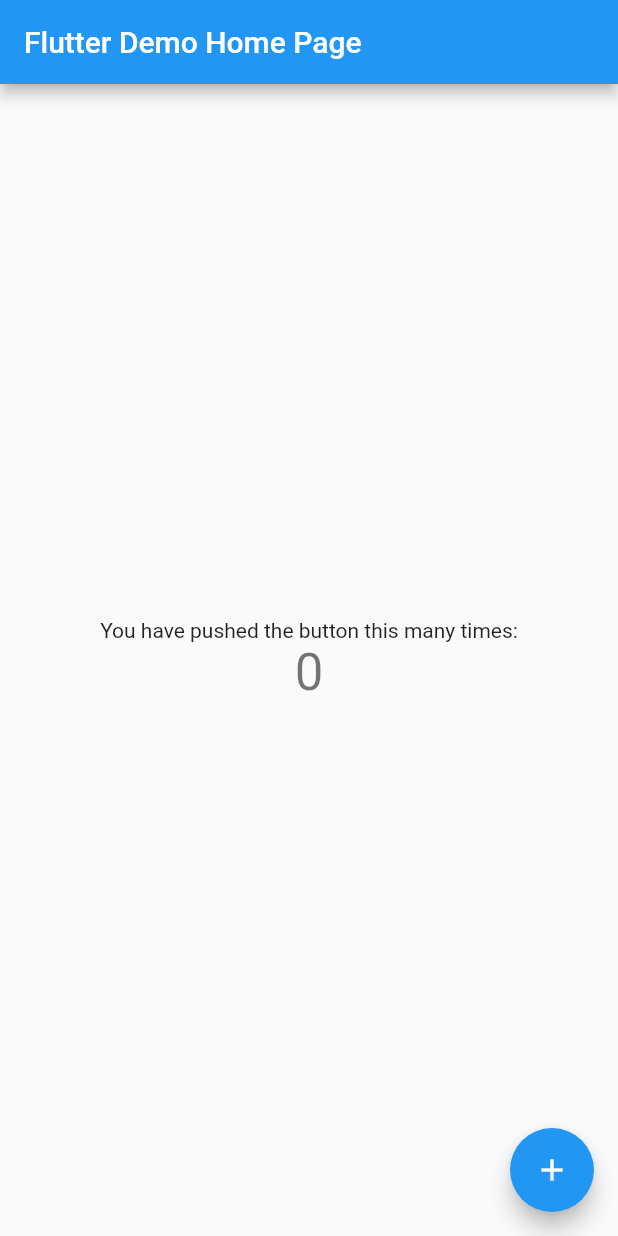
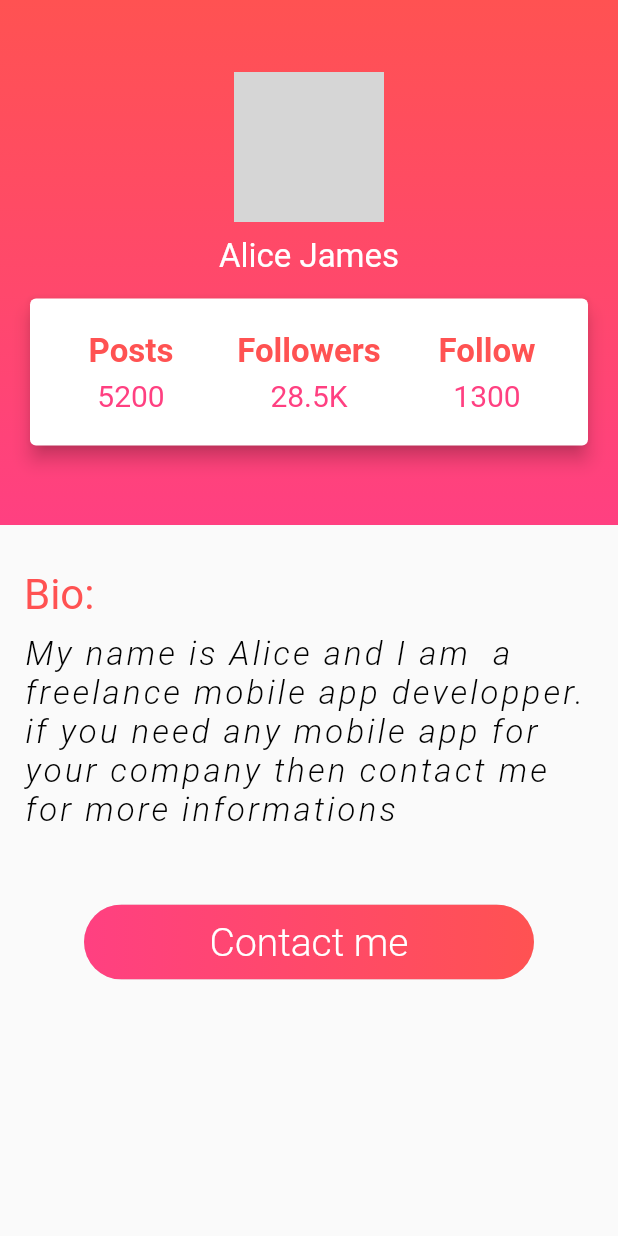
Before and after one commit to aaron-davidge/DeliveryApplication, a Flutter app: the screen it shows after launch, on a phone screen of 412 x 824 dp. Run offline on Flutter 3.47's test engine with Material 2 defaults, Android fonts, the phone set to English and light mode, and no system bars; network calls fail; grey boxes are pictures that could not be loaded.

Commit message:
Project Requierments

```diff
--- a/Code/DeliveryApplication/lib/main.dart
+++ b/Code/DeliveryApplication/lib/main.dart
@@ -1,117 +1,207 @@
 import 'package:flutter/material.dart';
 
-void main() {
-  runApp(MyApp());
-}
+void main() => runApp(MaterialApp(
+      home: ProfileApp(),
+    ));
 
-class MyApp extends StatelessWidget {
-  // This widget is the root of your application.
+class ProfileApp extends StatelessWidget {
   @override
   Widget build(BuildContext context) {
-    return MaterialApp(
-      title: 'Flutter Demo',
-      theme: ThemeData(
-        // This is the theme of your application.
-        //
-        // Try running your application with "flutter run". You'll see the
-        // application has a blue toolbar. Then, without quitting the app, try
-        // changing the primarySwatch below to Colors.green and then invoke
-        // "hot reload" (press "r" in the console where you ran "flutter run",
-        // or simply save your changes to "hot reload" in a Flutter IDE).
-        // Notice that the counter didn't reset back to zero; the application
-        // is not restarted.
-        primarySwatch: Colors.blue,
-        // This makes the visual density adapt to the platform that you run
-        // the app on. For desktop platforms, the controls will be smaller and
-        // closer together (more dense) than on mobile platforms.
-        visualDensity: VisualDensity.adaptivePlatformDensity,
-      ),
-      home: MyHomePage(title: 'Flutter Demo Home Page'),
-    );
-  }
-}
-
-class MyHomePage extends StatefulWidget {
-  MyHomePage({Key key, this.title}) : super(key: key);
-
-  // This widget is the home page of your application. It is stateful, meaning
-  // that it has a State object (defined below) that contains fields that affect
-  // how it looks.
-
-  // This class is the configuration for the state. It holds the values (in this
-  // case the title) provided by the parent (in this case the App widget) and
-  // used by the build method of the State. Fields in a Widget subclass are
-  // always marked "final".
-
-  final String title;
-
-  @override
-  _MyHomePageState createState() => _MyHomePageState();
-}
-
-class _MyHomePageState extends State<MyHomePage> {
-  int _counter = 0;
-
-  void _incrementCounter() {
-    setState(() {
-      // This call to setState tells the Flutter framework that something has
-      // changed in this State, which causes it to rerun the build method below
-      // so that the display can reflect the updated values. If we changed
-      // _counter without calling setState(), then the build method would not be
-      // called again, and so nothing would appear to happen.
-      _counter++;
-    });
-  }
-
-  @override
-  Widget build(BuildContext context) {
-    // This method is rerun every time setState is called, for instance as done
-    // by the _incrementCounter method above.
-    //
-    // The Flutter framework has been optimized to make rerunning build methods
-    // fast, so that you can just rebuild anything that needs updating rather
-    // than having to individually change instances of widgets.
     return Scaffold(
-      appBar: AppBar(
-        // Here we take the value from the MyHomePage object that was created by
-        // the App.build method, and use it to set our appbar title.
-        title: Text(widget.title),
-      ),
-      body: Center(
-        // Center is a layout widget. It takes a single child and positions it
-        // in the middle of the parent.
+      body: Column(
+        children: <Widget>[
+          Container(
+              decoration: BoxDecoration(
+                  gradient: LinearGradient(
+                      begin: Alignment.topCenter,
+                      end: Alignment.bottomCenter,
+                      colors: [Colors.redAccent, Colors.pinkAccent])),
+              child: Container(
+                width: double.infinity,
+                height: 350.0,
+                child: Center(
                   child: Column(
-          // Column is also a layout widget. It takes a list of children and
-          // arranges them vertically. By default, it sizes itself to fit its
-          // children horizontally, and tries to be as tall as its parent.
-          //
-          // Invoke "debug painting" (press "p" in the console, choose the
-          // "Toggle Debug Paint" action from the Flutter Inspector in Android
-          // Studio, or the "Toggle Debug Paint" command in Visual Studio Code)
-          // to see the wireframe for each widget.
-          //
-          // Column has various properties to control how it sizes itself and
-          // how it positions its children. Here we use mainAxisAlignment to
-          // center the children vertically; the main axis here is the vertical
-          // axis because Columns are vertical (the cross axis would be
-          // horizontal).
+                    crossAxisAlignment: CrossAxisAlignment.center,
                     mainAxisAlignment: MainAxisAlignment.center,
                     children: <Widget>[
-            Text(
-              'You have pushed the button this many times:',
+                      CircleAvatar(
+                        backgroundImage: NetworkImage(
+                          "https://www.rd.com/wp-content/uploads/2017/09/01-shutterstock_476340928-Irina-Bg.jpg",
+                        ),
+                        radius: 50.0,
+                      ),
+                      SizedBox(
+                        height: 10.0,
                       ),
                       Text(
-              '$_counter',
-              style: Theme.of(context).textTheme.headline4,
+                        "Alice James",
+                        style: TextStyle(
+                          fontSize: 22.0,
+                          color: Colors.white,
+                        ),
+                      ),
+                      SizedBox(
+                        height: 10.0,
+                      ),
+                      Card(
+                        margin: EdgeInsets.symmetric(
+                            horizontal: 20.0, vertical: 5.0),
+                        clipBehavior: Clip.antiAlias,
+                        color: Colors.white,
+                        elevation: 5.0,
+                        child: Padding(
+                          padding: const EdgeInsets.symmetric(
+                              horizontal: 8.0, vertical: 22.0),
+                          child: Row(
+                            children: <Widget>[
+                              Expanded(
+                                child: Column(
+                                  children: <Widget>[
+                                    Text(
+                                      "Posts",
+                                      style: TextStyle(
+                                        color: Colors.redAccent,
+                                        fontSize: 22.0,
+                                        fontWeight: FontWeight.bold,
+                                      ),
+                                    ),
+                                    SizedBox(
+                                      height: 5.0,
+                                    ),
+                                    Text(
+                                      "5200",
+                                      style: TextStyle(
+                                        fontSize: 20.0,
+                                        color: Colors.pinkAccent,
+                                      ),
+                                    )
+                                  ],
+                                ),
+                              ),
+                              Expanded(
+                                child: Column(
+                                  children: <Widget>[
+                                    Text(
+                                      "Followers",
+                                      style: TextStyle(
+                                        color: Colors.redAccent,
+                                        fontSize: 22.0,
+                                        fontWeight: FontWeight.bold,
+                                      ),
+                                    ),
+                                    SizedBox(
+                                      height: 5.0,
+                                    ),
+                                    Text(
+                                      "28.5K",
+                                      style: TextStyle(
+                                        fontSize: 20.0,
+                                        color: Colors.pinkAccent,
+                                      ),
+                                    )
+                                  ],
+                                ),
+                              ),
+                              Expanded(
+                                child: Column(
+                                  children: <Widget>[
+                                    Text(
+                                      "Follow",
+                                      style: TextStyle(
+                                        color: Colors.redAccent,
+                                        fontSize: 22.0,
+                                        fontWeight: FontWeight.bold,
+                                      ),
+                                    ),
+                                    SizedBox(
+                                      height: 5.0,
+                                    ),
+                                    Text(
+                                      "1300",
+                                      style: TextStyle(
+                                        fontSize: 20.0,
+                                        color: Colors.pinkAccent,
+                                      ),
+                                    )
+                                  ],
+                                ),
                               ),
                             ],
                           ),
                         ),
-      floatingActionButton: FloatingActionButton(
-        onPressed: _incrementCounter,
-        tooltip: 'Increment',
-        child: Icon(Icons.add),
-      ), // This trailing comma makes auto-formatting nicer for build methods.
+                      )
+                    ],
+                  ),
+                ),
+              )),
+          Container(
+            child: Padding(
+              padding:
+                  const EdgeInsets.symmetric(vertical: 30.0, horizontal: 16.0),
+              child: Column(
+                mainAxisAlignment: MainAxisAlignment.center,
+                crossAxisAlignment: CrossAxisAlignment.start,
+                children: <Widget>[
+                  Text(
+                    "Bio:",
+                    style: TextStyle(
+                        color: Colors.redAccent,
+                        fontStyle: FontStyle.normal,
+                        fontSize: 28.0),
+                  ),
+                  SizedBox(
+                    height: 10.0,
+                  ),
+                  Text(
+                    'My name is Alice and I am  a freelance mobile app developper.\n'
+                    'if you need any mobile app for your company then contact me for more informations',
+                    style: TextStyle(
+                      fontSize: 22.0,
+                      fontStyle: FontStyle.italic,
+                      fontWeight: FontWeight.w300,
+                      color: Colors.black,
+                      letterSpacing: 2.0,
+                    ),
+                  ),
+                ],
+              ),
+            ),
+          ),
+          SizedBox(
+            height: 20.0,
+          ),
+          Container(
+            width: 300.00,
+            child: RaisedButton(
+                onPressed: () {},
+                shape: RoundedRectangleBorder(
+                    borderRadius: BorderRadius.circular(80.0)),
+                elevation: 0.0,
+                padding: EdgeInsets.all(0.0),
+                child: Ink(
+                  decoration: BoxDecoration(
+                    gradient: LinearGradient(
+                        begin: Alignment.centerRight,
+                        end: Alignment.centerLeft,
+                        colors: [Colors.redAccent, Colors.pinkAccent]),
+                    borderRadius: BorderRadius.circular(30.0),
+                  ),
+                  child: Container(
+                    constraints:
+                        BoxConstraints(maxWidth: 300.0, minHeight: 50.0),
+                    alignment: Alignment.center,
+                    child: Text(
+                      "Contact me",
+                      style: TextStyle(
+                          color: Colors.white,
+                          fontSize: 26.0,
+                          fontWeight: FontWeight.w300),
+                    ),
+                  ),
+                )),
+          ),
+        ],
+      ),
     );
   }
 }
```
Also changed, not shown: Code/DeliveryApplication/pubspec.lock, 11 other files. Lines whose indentation alone changed are shown as unchanged.
